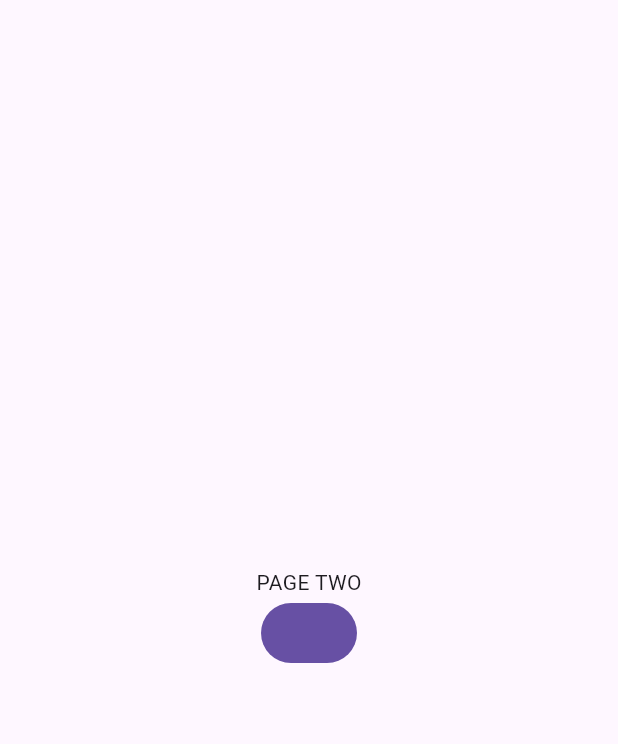
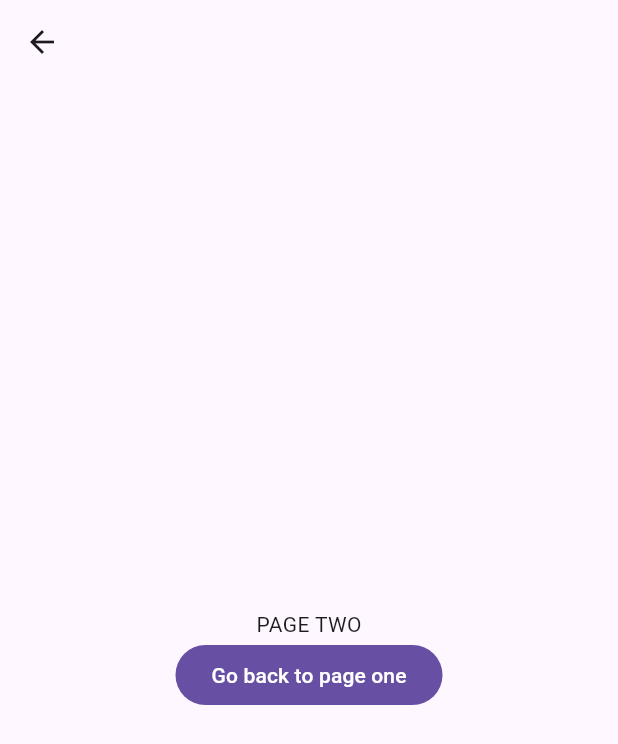
Before and after one commit to tmaurer-nait/dmit-2504-a03-winter-2025-instructor-workbook, a Flutter app: the screen it shows after launch, after a tap on "Go To Page Two", on a phone screen of 412 x 824 dp. Shown: the top 744 px of the screen. Run offline on Flutter 3.47's test engine with Material 3 defaults, Android fonts, the phone set to English and light mode, and no system bars.

Commit message:
done routing

```diff
--- /dev/null
+++ b/navigation/navigation_example/lib/constants/routes.dart
@@ -0,0 +1,5 @@
+// This route represents the root page. It is the page that will be shown on load by default
+// You must have at least one page with '/' route. Don't call it something like '/home'
+const homeRoute = '/';
+// The rest you can name whatever you want
+const pageTwoRoute = '/page-two';
--- a/navigation/navigation_example/lib/main.dart
+++ b/navigation/navigation_example/lib/main.dart
@@ -1,5 +1,8 @@
 import 'package:flutter/material.dart';
 import 'package:navigation_example/pages/home_page.dart';
+import 'package:navigation_example/pages/page_two.dart';
+// Utilize constants to prevent typos
+import 'package:navigation_example/constants/routes.dart' as routes;
 
 void main() {
   runApp(const MainApp());
@@ -10,10 +13,22 @@
 
   @override
   Widget build(BuildContext context) {
-    return const MaterialApp(
+    return MaterialApp(
       // The home property determines the first page shown by the app.
       // There is another way to do this with routes as shown below.
-      home: HomePage(),
+      // home: HomePage(),
+
+      // There's also a third way to do routes, we'll discuss this in the future
+      // onGenerateRoute:
+
+      // The routes arguments takes in a map of String to builder function
+      // We can then use those strings to identify the page we want to route to
+      // in the future using pushNamed
+      routes: {
+        // These strings map to functions that take in a BuildContext and return a Widget
+        routes.homeRoute: (context) => HomePage(),
+        routes.pageTwoRoute: (context) => PageTwo(),
+      },
     );
   }
 }
--- a/navigation/navigation_example/lib/pages/home_page.dart
+++ b/navigation/navigation_example/lib/pages/home_page.dart
@@ -1,5 +1,7 @@
 import 'package:flutter/material.dart';
-import 'package:navigation_example/pages/page_two.dart';
+// You don't need to import the page when using a named route
+// import 'package:navigation_example/pages/page_two.dart';
+import 'package:navigation_example/constants/routes.dart' as routes;
 
 class HomePage extends StatefulWidget {
   const HomePage({super.key});
@@ -9,6 +11,9 @@
 }
 
 class _HomePageState extends State<HomePage> {
+  // Use this to display the return value from page two
+  var data = '';
+
   @override
   Widget build(BuildContext context) {
     return Scaffold(
@@ -18,17 +23,29 @@
           children: [
             Text('PAGE ONE'),
             ElevatedButton(
-              onPressed: () {
+              // We made this async so we can "listen" for a response from page two
+              // Navigator.push() resolves when the page it pushes is popped from the stack
+              onPressed: () async {
                 // When I press this button I want to route to page two
                 // We'll start with manual route pushing for demonstration
                 // But it's usually better to use pushNamed with centralized routing
-                Navigator.of(
+                // Navigator.of(
+                //   context,
+                // ).push(MaterialPageRoute(builder: (context) => PageTwo()));
+
+                final returnValue = await Navigator.of(
                   context,
-                ).push(MaterialPageRoute(builder: (context) => PageTwo()));
+                ).pushNamed(routes.pageTwoRoute);
+
+                setState(() {
+                  // We use this null check in case the user pops the page without any data
+                  // (by using the built in back buttons instead of our custom buttons)
+                  data = returnValue != null ? returnValue as String : '';
+                });
               },
               child: Text('Go To Page Two'),
             ),
-            Text('Data from page two goes here'),
+            Text(data.isEmpty ? "Awaiting Response....." : data),
           ],
         ),
       ),
--- a/navigation/navigation_example/lib/pages/page_two.dart
+++ b/navigation/navigation_example/lib/pages/page_two.dart
@@ -6,12 +6,23 @@
   @override
   Widget build(BuildContext context) {
     return Scaffold(
+      appBar: AppBar(),
       body: Center(
         child: Column(
           mainAxisAlignment: MainAxisAlignment.center,
           children: [
             Text('PAGE TWO'),
-            FilledButton(onPressed: () {}, child: Text('')),
+            FilledButton(
+              onPressed: () {
+                // To return to page one from page two we just pop() the stack
+                // This is effectively a back button
+                // We can return data by passing it as an argument to pop
+                Navigator.of(
+                  context,
+                ).pop('You left page two via the custom button');
+              },
+              child: Text('Go back to page one'),
+            ),
           ],
         ),
       ),
```
